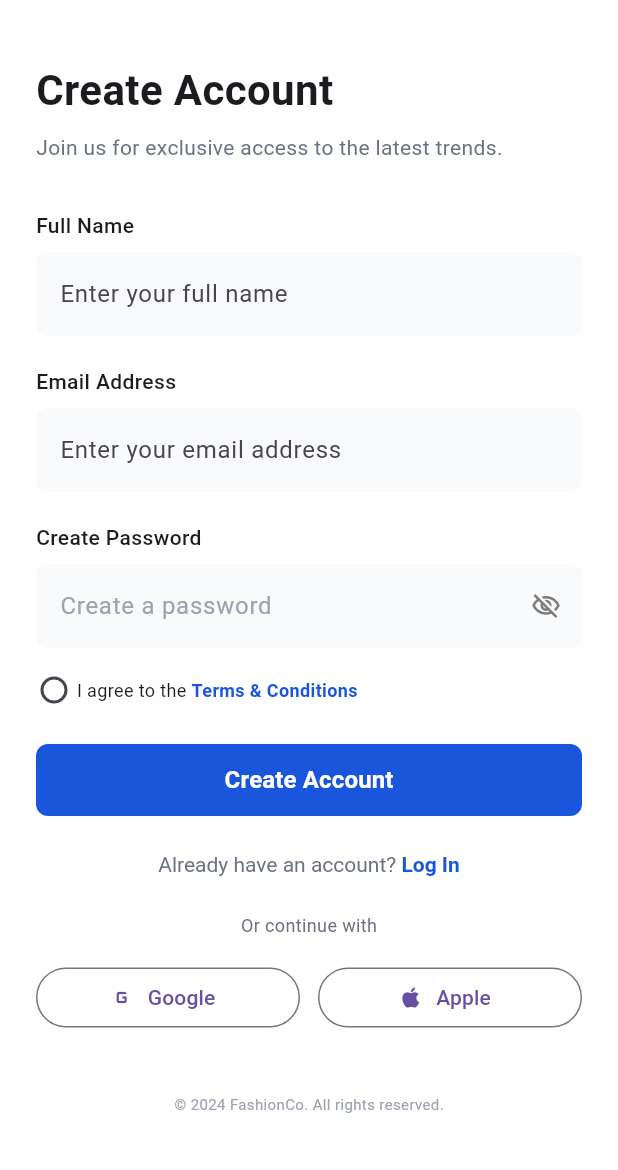
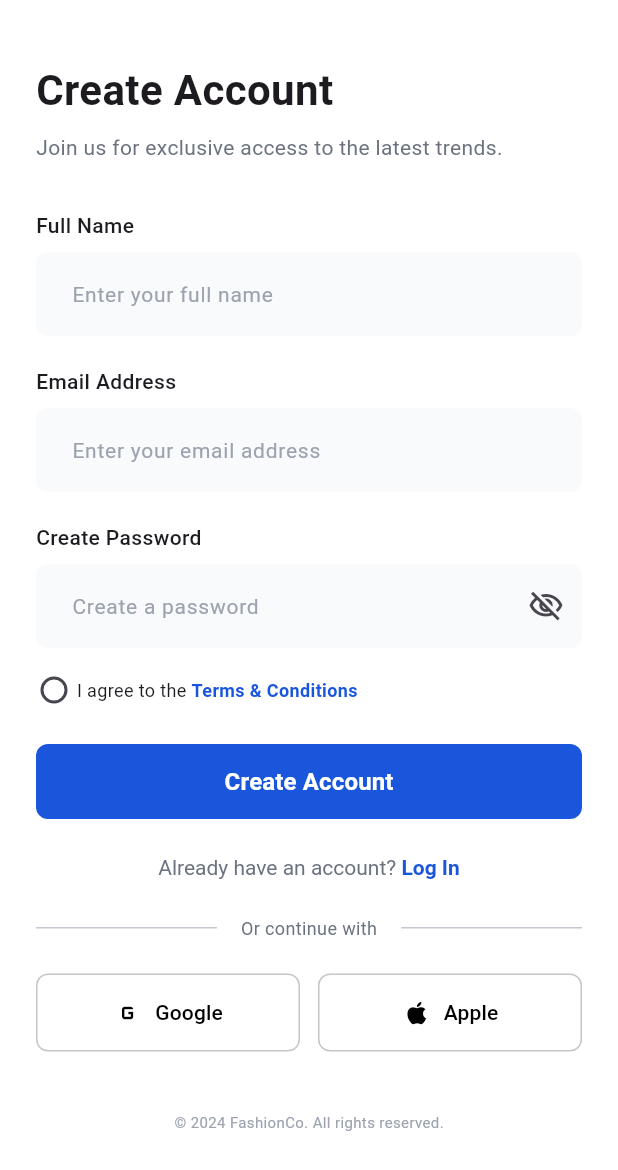
Before and after one commit to youssefhesham823-beep/Team_Flutter, a Flutter app: the SignupScreen screen opened directly, on a phone screen of 412 x 824 dp. Shown: the top 1170 px of the screen. Run offline on Flutter 3.47's test engine with Material 3 defaults, Android fonts, the phone set to English and light mode, and no system bars; our stand-ins replace flutter_bloc, flutter_screenutil.

Commit message:
feat: Handle login & sinup Widgets and clean code Ui

```diff
--- a/lib/features/auth/ui/signup/signup_screen.dart
+++ b/lib/features/auth/ui/signup/signup_screen.dart
@@ -1,3 +1,6 @@
+import 'package:e_commerce_app/features/auth/widgets/AppTextButton.dart';
+import 'package:e_commerce_app/features/auth/widgets/AppTextFormField.dart';
+import 'package:e_commerce_app/features/auth/widgets/SocialLoginButton.dart';
 import 'package:flutter/material.dart';
 
 class SignupScreen extends StatefulWidget {
@@ -37,65 +40,30 @@ class _SignupScreenState extends State<SignupScreen> {
                 style: TextStyle(fontSize: 14, fontWeight: FontWeight.w500),
               ),
               const SizedBox(height: 8),
-              TextField(
-                decoration: InputDecoration(
-                  hintText: "Enter your full name",
-                  filled: true,
-                  fillColor: const Color(0xFFF9FAFB),
-                  border: OutlineInputBorder(
-                    borderRadius: BorderRadius.circular(8),
-                    borderSide: BorderSide.none,
-                  ),
-                ),
-              ),
+              const AppTextFormField(hintText: "Enter your full name"),
               const SizedBox(height: 20),
               const Text(
                 "Email Address",
                 style: TextStyle(fontSize: 14, fontWeight: FontWeight.w500),
               ),
               const SizedBox(height: 8),
-              TextField(
-                decoration: InputDecoration(
-                  hintText: "Enter your email address",
-                  filled: true,
-                  fillColor: const Color(0xFFF9FAFB),
-                  border: OutlineInputBorder(
-                    borderRadius: BorderRadius.circular(8),
-                    borderSide: BorderSide.none,
-                  ),
-                ),
-              ),
+              const AppTextFormField(hintText: "Enter your email address"),
               const SizedBox(height: 20),
               const Text(
                 "Create Password",
                 style: TextStyle(fontSize: 14, fontWeight: FontWeight.w500),
               ),
               const SizedBox(height: 8),
-              TextField(
-                obscureText: isObscure,
-                decoration: InputDecoration(
+              AppTextFormField(
                 hintText: "Create a password",
-                  hintStyle: const TextStyle(color: Color(0xFF9CA3AF)),
+                isObscureText: isObscure,
                 suffixIcon: IconButton(
                   icon: Icon(
                     isObscure
                         ? Icons.visibility_off_outlined
                         : Icons.visibility_outlined,
-                      size: 20,
-                      color: const Color.fromARGB(255, 124, 124, 124),
                   ),
-                    onPressed: () {
-                      setState(() {
-                        isObscure = !isObscure;
-                      });
-                    },
-                  ),
-                  filled: true,
-                  fillColor: const Color(0xFFF9FAFB),
-                  border: OutlineInputBorder(
-                    borderRadius: BorderRadius.circular(8),
-                    borderSide: BorderSide.none,
-                  ),
+                  onPressed: () => setState(() => isObscure = !isObscure),
                 ),
               ),
               const SizedBox(height: 16),
@@ -125,28 +93,7 @@ class _SignupScreenState extends State<SignupScreen> {
                 ],
               ),
               const SizedBox(height: 24),
-              SizedBox(
-                width: double.infinity,
-                height: 48,
-                child: ElevatedButton(
-                  onPressed: () {},
-                  style: ElevatedButton.styleFrom(
-                    backgroundColor: const Color(0xFF1A56DB),
-                    shape: RoundedRectangleBorder(
-                      borderRadius: BorderRadius.circular(8),
-                    ),
-                    elevation: 0,
-                  ),
-                  child: const Text(
-                    "Create Account",
-                    style: TextStyle(
-                      color: Colors.white,
-                      fontSize: 16,
-                      fontWeight: FontWeight.w600,
-                    ),
-                  ),
-                ),
-              ),
+              AppTextButton(buttonText: "Create Account", onPressed: () {}),
               const SizedBox(height: 24),
               Center(
                 child: GestureDetector(
@@ -169,29 +116,32 @@ class _SignupScreenState extends State<SignupScreen> {
                 ),
               ),
               const SizedBox(height: 24),
-              const Center(
+              const Row(
+                children: [
+                  Expanded(child: Divider()),
+                  Padding(
+                    padding: EdgeInsets.symmetric(horizontal: 16),
                     child: Text(
                       "Or continue with",
                       style: TextStyle(color: Color(0xFF6B7280), fontSize: 12),
                     ),
                   ),
-              const SizedBox(height: 16),
+                  Expanded(child: Divider()),
+                ],
+              ),
+              const SizedBox(height: 22),
               Row(
                 children: [
-                  Expanded(
-                    child: OutlinedButton.icon(
+                  SocialLoginButton(
+                    label: "Google",
+                    icon: Icons.g_mobiledata,
                     onPressed: () {},
-                      icon: const Icon(Icons.g_mobiledata),
-                      label: const Text("Google"),
-                    ),
                   ),
                   const SizedBox(width: 12),
-                  Expanded(
-                    child: OutlinedButton.icon(
+                  SocialLoginButton(
+                    label: "Apple",
+                    icon: Icons.apple,
                     onPressed: () {},
-                      icon: const Icon(Icons.apple),
-                      label: const Text("Apple"),
-                    ),
                   ),
                 ],
               ),
--- /dev/null
+++ b/lib/features/auth/widgets/AppTextButton.dart
@@ -0,0 +1,36 @@
+import 'package:flutter/material.dart';
+
+class AppTextButton extends StatelessWidget {
+  final String buttonText;
+  final VoidCallback onPressed;
+
+  const AppTextButton({
+    super.key,
+    required this.buttonText,
+    required this.onPressed,
+  });
+
+  @override
+  Widget build(BuildContext context) {
+    return SizedBox(
+      width: double.infinity,
+      height: 50,
+      child: ElevatedButton(
+        style: ElevatedButton.styleFrom(
+          backgroundColor: const Color(0xFF1A56DB),
+          shape: RoundedRectangleBorder(borderRadius: BorderRadius.circular(8)),
+          elevation: 0,
+        ),
+        onPressed: onPressed,
+        child: Text(
+          buttonText,
+          style: const TextStyle(
+            color: Colors.white,
+            fontSize: 16,
+            fontWeight: FontWeight.w600,
+          ),
+        ),
+      ),
+    );
+  }
+}
--- /dev/null
+++ b/lib/features/auth/widgets/AppTextFormField.dart
@@ -0,0 +1,42 @@
+import 'package:flutter/material.dart';
+
+class AppTextFormField extends StatelessWidget {
+  final String hintText;
+  final Widget? prefixIcon;
+  final Widget? suffixIcon;
+  final bool? isObscureText;
+  final TextEditingController? controller;
+
+  const AppTextFormField({
+    super.key,
+    required this.hintText,
+    this.prefixIcon,
+    this.suffixIcon,
+    this.isObscureText,
+    this.controller,
+  });
+
+  @override
+  Widget build(BuildContext context) {
+    return TextFormField(
+      controller: controller,
+      obscureText: isObscureText ?? false,
+      decoration: InputDecoration(
+        hintText: hintText,
+        hintStyle: const TextStyle(color: Color(0xFF9CA3AF), fontSize: 14),
+        prefixIcon: prefixIcon,
+        suffixIcon: suffixIcon,
+        filled: true,
+        fillColor: const Color(0xFFF9FAFB),
+        contentPadding: const EdgeInsets.symmetric(
+          horizontal: 20,
+          vertical: 16,
+        ),
+        border: OutlineInputBorder(
+          borderRadius: BorderRadius.circular(8),
+          borderSide: BorderSide.none,
+        ),
+      ),
+    );
+  }
+}
--- /dev/null
+++ b/lib/features/auth/widgets/SocialLoginButton.dart
@@ -0,0 +1,30 @@
+import 'package:flutter/material.dart';
+
+class SocialLoginButton extends StatelessWidget {
+  final String label;
+  final IconData icon;
+  final VoidCallback onPressed;
+
+  const SocialLoginButton({
+    super.key,
+    required this.label,
+    required this.icon,
+    required this.onPressed,
+  });
+
+  @override
+  Widget build(BuildContext context) {
+    return Expanded(
+      child: OutlinedButton.icon(
+        onPressed: onPressed,
+        icon: Icon(icon, color: Colors.black, size: 20),
+        label: Text(label, style: const TextStyle(color: Colors.black)),
+        style: OutlinedButton.styleFrom(
+          padding: const EdgeInsets.symmetric(vertical: 16),
+          side: const BorderSide(color: Color.fromARGB(255, 198, 198, 198)),
+          shape: RoundedRectangleBorder(borderRadius: BorderRadius.circular(8)),
+        ),
+      ),
+    );
+  }
+}
```
Also changed, not shown: lib/features/auth/ui/login/login_screen.dart (+23 -79 lines). Lines whose indentation alone changed are shown as unchanged.
